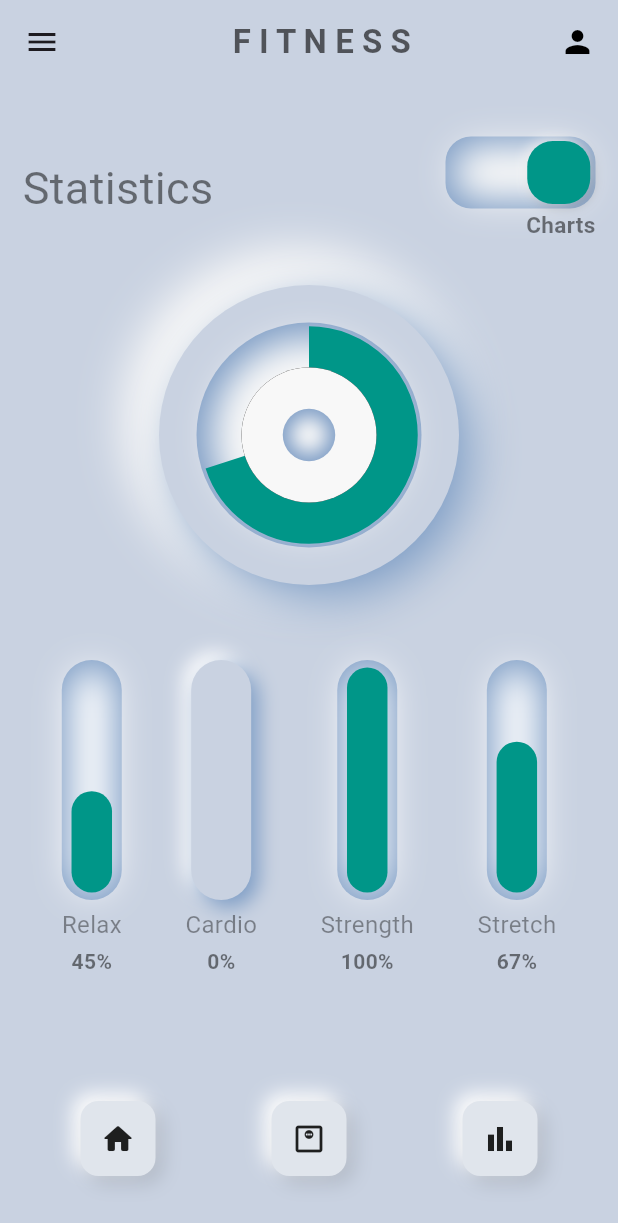
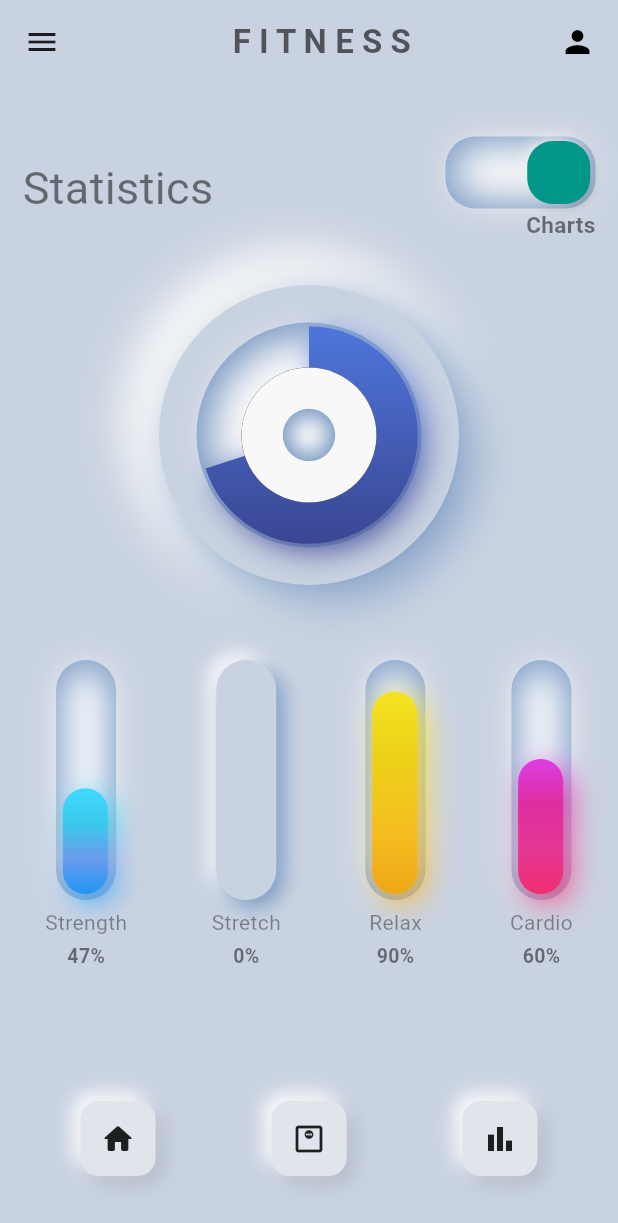
Before and after one commit to Sangramdeve/Fitness_ui_design, a Flutter app: the screen it shows after launch, on a phone screen of 412 x 824 dp. Shown: the top 1223 px of the screen. Run offline on Flutter 3.47's test engine with Material 3 defaults, Android fonts, the phone set to English and light mode, and no system bars; our stand-ins replace google_fonts.

Commit message:
new changes updated

```diff
--- a/lib/constants.dart
+++ b/lib/constants.dart
@@ -12,4 +12,22 @@ const neuLightBgColor = Color(0xFFC9D2E1);
 const neuDarkBGColor = Color(0xFF33393E);
 const neuLightColor = Color(0xFFF8F8F8);
 const neuDarkColor = Color(0xFF7E9DC5);
+const strength = Color(0xFF2096F3);
+const strength2 = Color(0xFF6B9BED);
+const strength3 = Color(0xFF3AC9EA);
+const strength4 = Color(0xFF40D9FF);
+const stretch = Color(0xFF14BD1B);
+const stretch2 = Color(0xFF4ED640);
+const stretch3 = Color(0xFF7CCD40);
+const stretch4 = Color(0xFFA2E161);
+const relax = Color(0xFFF4E321);
+const relax2 = Color(0xFFEDD019);
+const relax3 = Color(0xFFF4BF20);
+const relax4 = Color(0xFFEFA717);
+const cardio = Color(0xFFF12D6F);
+const cardio2 = Color(0xFFE33794);
+const cardio3 = Color(0xFFDD2EA0);
+const cardio4 = Color(0xFFDD3CE3);
+const circle = Color(0xFF4E77DC);
+const circle2 = Color(0xFF3A4591);
 const kDefaultPadding = 20.0;
--- a/lib/neo_widgets/neo_Gradiant_slider.dart
+++ b/lib/neo_widgets/neo_Gradiant_slider.dart
@@ -10,7 +10,7 @@ class NeoGradiantSlider extends StatelessWidget {
   final double h;
   final double w;
   final int percent;
-  final Color color;
+  final List<Color> color;
   final String field;
 
    const NeoGradiantSlider({super.key,
@@ -67,11 +67,11 @@ class NeoGradiantSlider extends StatelessWidget {
               child: Stack(
                 children: [
                   Positioned(
-                    left: (w - 30) / 2,
-                    bottom: 5,
+                    left: (w - 31) / 2,
+                    bottom: 4,
                     child: CustomPaint(
                       size: Size(30, calculatedHeight),
-                      painter: LinePainter(lineWidth: 27, cornerRadius: 15),
+                      painter: LinePainter(lineWidth: 30, cornerRadius: 15, color: color),
                     ),
                   ),
                 ],
@@ -81,7 +81,7 @@ class NeoGradiantSlider extends StatelessWidget {
         Opacity(
           opacity: 0.4,
           child: Text(field, style: GoogleFonts.roboto(
-            fontSize: 16,
+            fontSize: 14,
             fontWeight: FontWeight.w400,
             color: Colors.black,),),
         ),
@@ -89,7 +89,7 @@ class NeoGradiantSlider extends StatelessWidget {
         Opacity(
           opacity: 0.5,
           child: Text('$percent%', style: GoogleFonts.roboto(
-            fontSize: 14,
+            fontSize: 13,
             fontWeight: FontWeight.w700,
             color: Colors.black,),),
         ),
--- a/lib/neumorphic_designs/fitness.dart
+++ b/lib/neumorphic_designs/fitness.dart
@@ -77,7 +77,7 @@ class _NeumorphicState extends State<Neumorphic> {
                           width: 100,
                           height: 48,
                           decoration: BoxDecoration(
-                            borderRadius:BorderRadius.circular(17) ,
+                            borderRadius:BorderRadius.circular(20) ,
                             boxShadow: const [
                               BoxShadow(
                                 color: neuDarkColor,
@@ -174,7 +174,7 @@ class _NeumorphicState extends State<Neumorphic> {
                     child: Center(
                       child: CustomPaint(
                         size: Size(10,50),
-                        painter: CirclePainter2(percent: 70, outerRadius: 40, innerRadius: 20),
+                        painter: CirclePainter2(percent: 70, outerRadius: 40, innerRadius: 20, color: [circle,circle2]),
                         child:  Center(
                           child: Container(
                             height: 90,
@@ -197,6 +197,7 @@ class _NeumorphicState extends State<Neumorphic> {
                                   boxShadow: [
                                     BoxShadow(
                                       color: neuDarkColor,
+
                                     ),
                                     BoxShadow(
                                       color: neuLightColor,
@@ -216,14 +217,15 @@ class _NeumorphicState extends State<Neumorphic> {
                 ),
               ),
               const Padding(
-                padding: EdgeInsets.only(top: 50,left: 5,right: 5,),
+                padding: EdgeInsets.only(top: 50,right: 15,left: 15),
                 child: Row(
-                  mainAxisAlignment: MainAxisAlignment.spaceAround,
+                  mainAxisAlignment: MainAxisAlignment.spaceBetween,
                   children: [
-                    NeoGradiantSlider(h: 160, w: 40, percent: 45, color: neuLightColor, field: 'Relax',),
-                    NeoGradiantSlider(h: 160, w: 40, percent: 0, color: neuLightColor, field: 'Cardio',),
-                    NeoGradiantSlider(h: 160, w: 40, percent: 100, color: neuLightColor, field: 'Strength',),
-                    NeoGradiantSlider(h: 160, w: 40, percent: 67, color: neuLightColor, field: 'Stretch',),
+
+                    NeoGradiantSlider(h: 160, w: 40, percent: 47, color: [strength4,strength3,strength2,strength], field: 'Strength',),
+                    NeoGradiantSlider(h: 160, w: 40, percent: 0, color: [stretch4,stretch3,stretch2,stretch], field: 'Stretch',),
+                    NeoGradiantSlider(h: 160, w: 40, percent: 90,color: [relax,relax2,relax3,relax4], field: 'Relax',),
+                    NeoGradiantSlider(h: 160, w: 40, percent: 60, color: [cardio4,cardio3,cardio2,cardio], field: 'Cardio',),
                   ],
                 ),
               ),
```
Also changed, not shown: lib/custom_painter/gradiant_ circle.dart (+51 -31 lines), lib/custom_painter/gradiant_line.dart (+47 -3 lines).
